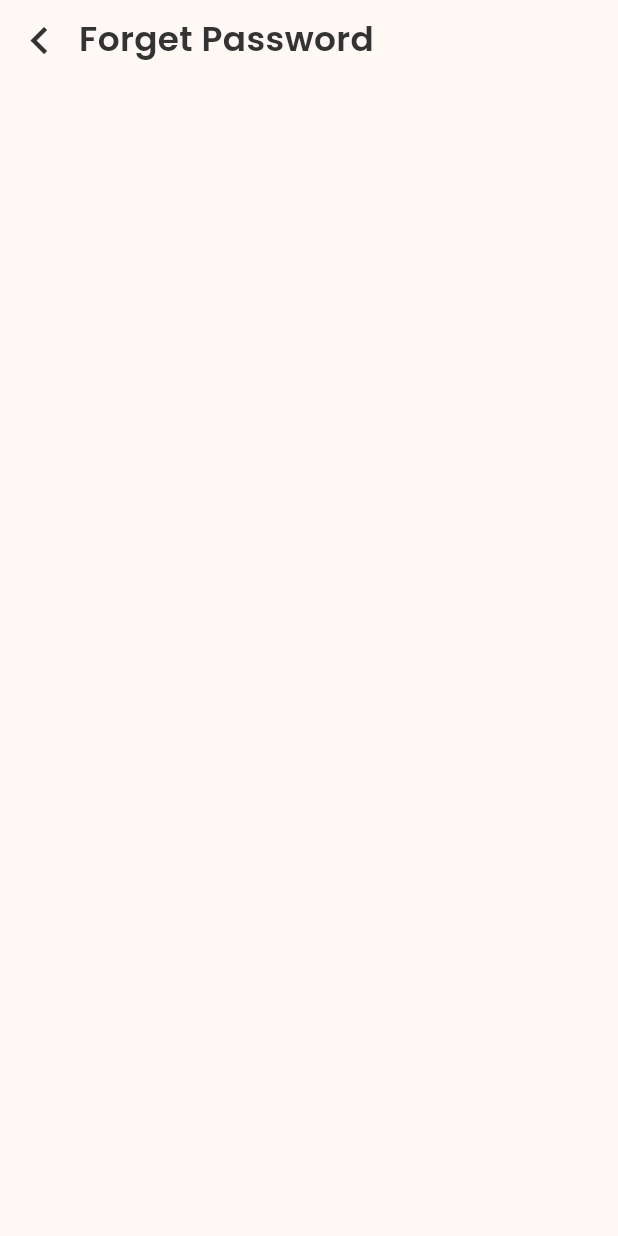
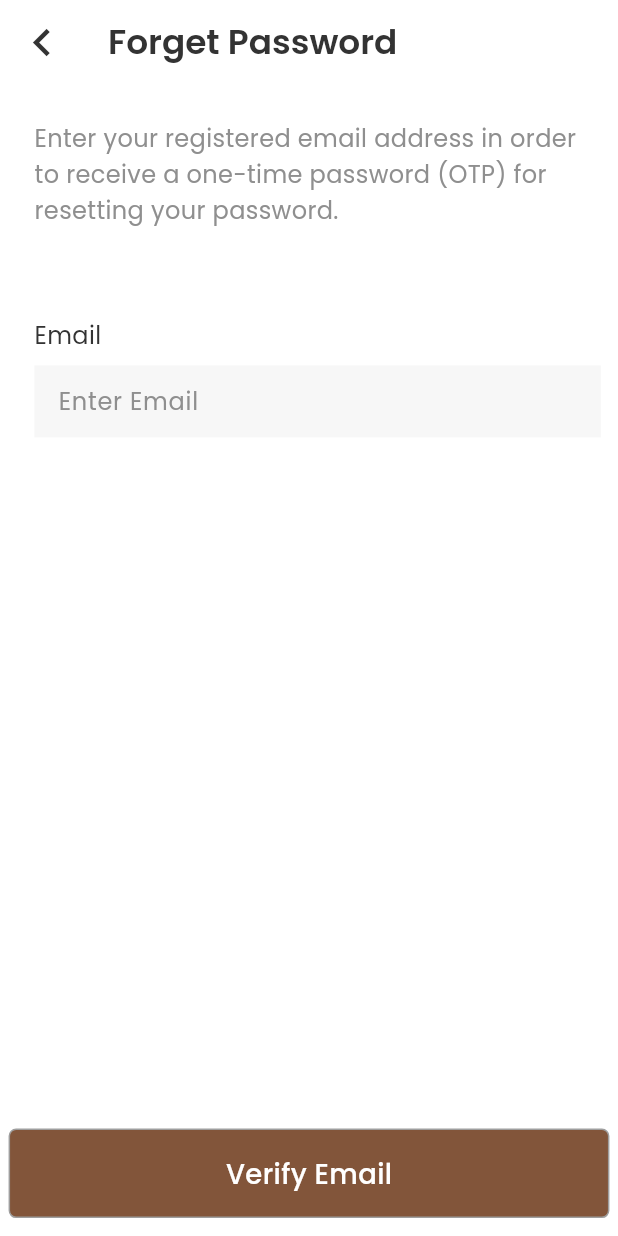
Before and after one commit to TheMorningCoder/Aayu_App, a Flutter app: the ForgetPasswordScreen screen opened by its route, on a phone screen of 412 x 824 dp. Run offline on Flutter 3.47's test engine with Material 3 defaults, Android fonts, the phone set to English and light mode, and no system bars; our stand-ins replace flutter_screenutil, google_fonts, shared_preferences; accounts and stored records are empty.

Commit message:
Forget Password Screen UI Completed

```diff
--- a/lib/shared/screens/forget_password_screen.dart
+++ b/lib/shared/screens/forget_password_screen.dart
@@ -1,4 +1,6 @@
 import 'package:aayu_app/core/themes/app_colors.dart';
+import 'package:aayu_app/shared/components/primary_button.dart';
+import 'package:aayu_app/shared/components/primary_textfield.dart';
 import 'package:flutter/material.dart';
 import 'package:flutter_screenutil/flutter_screenutil.dart';
 import 'package:google_fonts/google_fonts.dart';
@@ -8,13 +10,22 @@ class ForgetPasswordScreen extends StatelessWidget {
 
   @override
   Widget build(BuildContext context) {
+    final TextEditingController emailController = TextEditingController();
     return SafeArea(
       child: Scaffold(
-        body: Column(
-          children: [
-            Row(
-              children: [
-                IconButton(
+        backgroundColor: AppColors.primaryWhiteColor,
+        appBar: AppBar(
+          title: Text(
+            "Forget Password",
+            style: GoogleFonts.poppins(
+              fontSize: 20.sp,
+              color: AppColors.titleHeadingColor,
+              fontStyle: FontStyle.normal,
+              fontWeight: FontWeight.w600,
+              height: 1.3,
+            ),
+          ),
+          leading: IconButton(
             onPressed: () {
               Navigator.pop(context);
             },
@@ -24,19 +35,42 @@ class ForgetPasswordScreen extends StatelessWidget {
               color: AppColors.titleHeadingColor,
             ),
           ),
-                Text(
-                  "Forget Password",
-                  style: GoogleFonts.poppins(
-                    fontSize: 20.sp,
-                    color: AppColors.titleHeadingColor,
-                    fontStyle: FontStyle.normal,
-                    fontWeight: FontWeight.w600,
-                    height: 1.3,
+          backgroundColor: AppColors.primaryWhiteColor,
+        ),
+        bottomNavigationBar: Padding(
+          padding: EdgeInsets.only(bottom: 10.h, left: 5.w, right: 5.w),
+          child: PrimaryButton(
+            text: 'Verify Email',
+            onPressed: () {},
+            width: double.infinity,
+            height: 50.h,
+            buttonColor: AppColors.primaryBrownColor,
+            buttonTextColor: AppColors.primaryWhiteColor,
           ),
         ),
+        body: Container(
+          margin: EdgeInsets.fromLTRB(20.w, 10.h, 10.w, 10.h),
+          child: Column(
+            children: [
+              SizedBox(height: 10.h),
+              Text(
+                'Enter your registered email address in order to receive a one-time password (OTP) for resetting your password.',
+                style: GoogleFonts.poppins(
+                  fontSize: 14.sp,
+                  color: AppColors.bodyNeutralColor,
+                  fontStyle: FontStyle.normal,
+                  height: 1.5,
+                ),
+                textAlign: TextAlign.left,
+              ),
+              SizedBox(height: 50.h),
+              PrimaryTextField(
+                label: "Email",
+                hintText: 'Enter Email',
+                controller: emailController,
+              ),
             ],
-            )
-          ],
+          ),
         ),
       ),
     );
```
Lines whose indentation alone changed are shown as unchanged.
